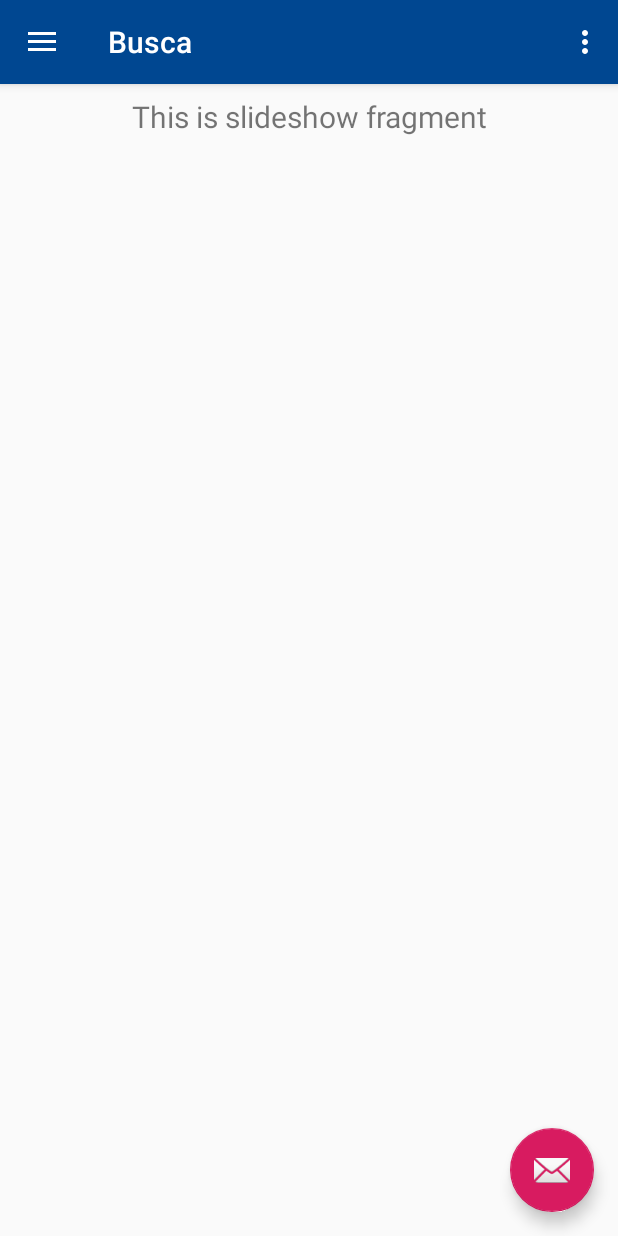
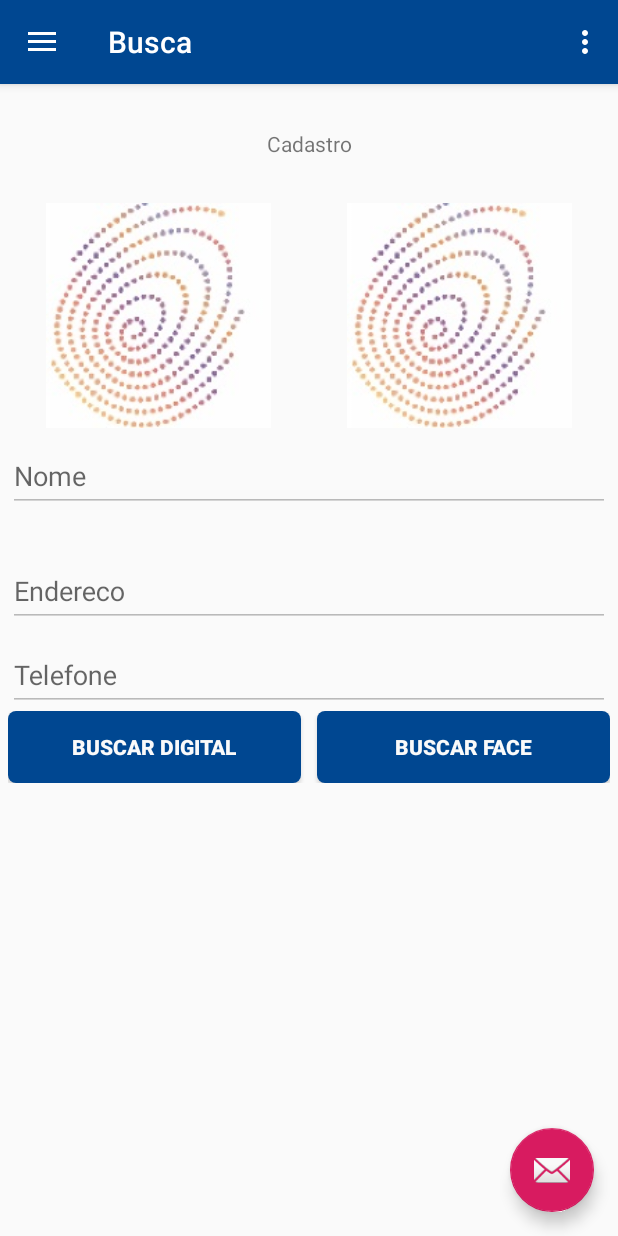
Before and after one commit to FingerTechBR/FingertechHamster-AndroidAPP-, an Android app: the screen it shows after launch (MainActivity), in the side drawer, after a tap on "Busca", on a phone screen of 412 x 824 dp. Run offline under Robolectric (Android 15) with nearby library versions, the phone set to English and light mode, and no system bars; our stand-ins replace ButterKnife, navigation-ui; libraries missing offline, so code that uses them is left out: com.nitgen; 3 statements that could not run were skipped.

Commit message:
tela de busca, criado indexsearch busca de 1 para N digital

```diff
--- a/app/src/main/java/com/fingertech/fingertechcapture/Crud/DBConnect.java
+++ b/app/src/main/java/com/fingertech/fingertechcapture/Crud/DBConnect.java
@@ -2,16 +2,20 @@ package com.fingertech.fingertechcapture.Crud;
 
 import android.content.ContentValues;
 import android.content.Context;
+import android.database.Cursor;
 import android.database.sqlite.SQLiteDatabase;
 import android.util.Log;
 
 import com.fingertech.fingertechcapture.Models.Usuario;
 
+import java.util.ArrayList;
+import java.util.List;
+
 public class DBConnect {
 
     private SQLiteDatabase db;
 
-
+    String TAG ="db";
 
     public DBConnect(Context context){
         DBCore dbCore = new DBCore(context);
@@ -21,7 +25,7 @@ public class DBConnect {
 
     public long salvarUsuario(Usuario usuario){
 
-        String TAG ="db";
+
         ContentValues values = new ContentValues();
         values.put("nome", usuario.getNome());
         values.put("endereco", usuario.getEndereco());
@@ -35,5 +39,34 @@ public class DBConnect {
     }
 
 
+    public List<Usuario> buscaTodos() {
+        List<Usuario> users = new ArrayList<Usuario>();
+
+        Cursor cursor = db.rawQuery("select * from usuarios", null);
+
+
+        if (cursor.moveToFirst())
+
+            do{
+                Usuario userretorno = new Usuario();
+                userretorno.setNome(cursor.getString(cursor.getColumnIndex("nome")));
+                userretorno.setEndereco(cursor.getString(cursor.getColumnIndex("endereco")));
+                userretorno.setTelefone(cursor.getString(cursor.getColumnIndex("telefone")));
+                userretorno.setDigital(cursor.getString(cursor.getColumnIndex("digital")));
+                userretorno.setDigital_caminho(cursor.getString(cursor.getColumnIndex("digital_FOTO")));
+                userretorno.setFoto(cursor.getString(cursor.getColumnIndex("foto")));
+                users.add(userretorno);
+
+            }while (cursor.moveToNext());
+
+
+        db.close();
+        cursor.close();
+        return users;
+
+
+    }
+
+
 
 }
--- a/app/src/main/java/com/fingertech/fingertechcapture/Models/Usuario.java
+++ b/app/src/main/java/com/fingertech/fingertechcapture/Models/Usuario.java
@@ -65,4 +65,18 @@ public class Usuario {
     public void setFoto(String foto) {
         this.foto = foto;
     }
+
+
+    @Override
+    public String toString() {
+        return "Usuario{" +
+                "id=" + id +
+                ", nome='" + nome + '\'' +
+                ", endereco='" + endereco + '\'' +
+                ", telefone='" + telefone + '\'' +
+                ", digital='" + digital + '\'' +
+                ", digital_caminho='" + digital_caminho + '\'' +
+                ", foto='" + foto + '\'' +
+                '}';
+    }
 }
--- a/app/src/main/java/com/fingertech/fingertechcapture/Nitgen.java
+++ b/app/src/main/java/com/fingertech/fingertechcapture/Nitgen.java
@@ -15,7 +15,7 @@ public class Nitgen  {
 
     private NBioBSPJNI bsp;
     private NBioBSPJNI.Export exportEngine;
-    private NBioBSPJNI.IndexSearch indexSearch;
+    private static NBioBSPJNI.IndexSearch indexSearch;
     private byte[] byTemplate1;
     private byte[] byTemplate2;
 
@@ -33,6 +33,7 @@ public class Nitgen  {
     private String msg = "";
 
     public static boolean status = false;
+
     private boolean bAutoOn = false;
     private Context context;
 
@@ -782,6 +783,27 @@ public class Nitgen  {
             }
         }
     }
+    public void onAddFIR(String digital, long id) {
+
+        NBioBSPJNI.FIR_TEXTENCODE textencode = bsp.new FIR_TEXTENCODE();
+        if (bsp.IsErrorOccured()) {
+            msg = "NBioBSP Capture Error: " + bsp.GetErrorCode();
+        } else {
+            textencode.TextFIR = digital;
+            NBioBSPJNI.INPUT_FIR inputFIR;
+            inputFIR = bsp.new INPUT_FIR();
+            inputFIR.SetTextFIR(textencode);
+
+            NBioBSPJNI.IndexSearch.SAMPLE_INFO sampleInfo = indexSearch.new SAMPLE_INFO();
+
+            indexSearch.AddFIR(inputFIR, (int) id, sampleInfo);
+            if (bsp.IsErrorOccured()) {
+                view.showToast(id + " Add Failure");
+            } else {
+                view.showToast(id + " Add Success");
+            }
+        }
+    }
 
 
 
--- /dev/null
+++ b/app/src/main/java/com/fingertech/fingertechcapture/ui/Busca/BuscahowFragment.java
@@ -0,0 +1,138 @@
+package com.fingertech.fingertechcapture.ui.Busca;
+
+import android.os.Bundle;
+import android.util.Log;
+import android.view.LayoutInflater;
+import android.view.View;
+import android.view.ViewGroup;
+import android.widget.Button;
+import android.widget.TextView;
+
+import androidx.annotation.Nullable;
+import androidx.annotation.NonNull;
+import androidx.fragment.app.Fragment;
+import androidx.lifecycle.Observer;
+import androidx.lifecycle.ViewModelProviders;
+
+import com.fingertech.fingertechcapture.Crud.DBConnect;
+import com.fingertech.fingertechcapture.MainActivity;
+import com.fingertech.fingertechcapture.Models.Usuario;
+import com.fingertech.fingertechcapture.Nitgen;
+import com.fingertech.fingertechcapture.R;
+import com.fingertech.fingertechcapture.Utils.solicita_permissao;
+import com.nitgen.SDK.AndroidBSP.NBioBSPJNI;
+
+import java.util.ArrayList;
+import java.util.Arrays;
+import java.util.List;
+
+import butterknife.BindView;
+import butterknife.ButterKnife;
+import butterknife.OnClick;
+
+public class BuscahowFragment extends Fragment implements Nitgen.View {
+
+    private BuscahowViewModel slideshowViewModel;
+    private Nitgen nitgen;
+    private View root;
+
+
+    @BindView(R.id.busca_btn_buscardigital)
+    Button busca_btn_buscardigital;
+
+    public View onCreateView(@NonNull LayoutInflater inflater,
+                             ViewGroup container, Bundle savedInstanceState) {
+        slideshowViewModel =
+                ViewModelProviders.of(this).get(BuscahowViewModel.class);
+        root = inflater.inflate(R.layout.fragment_busca, container, false);
+        initConfig();
+        return root;
+    }
+
+
+    public void initConfig(){
+
+
+        ButterKnife.bind(this,root);
+        nitgen = MainActivity.nitgen;
+        nitgen.setView(this);
+
+    }
+
+
+    @OnClick(R.id.busca_btn_buscardigital)
+    public void busca_btn_buscardigital(){
+        popularDB();
+    }
+
+    public void popularDB(){
+
+        DBConnect dbConnect = new DBConnect(getContext());
+        List<Usuario> users = new ArrayList<>();
+        users = dbConnect.buscaTodos();
+        for(Usuario user : users){
+            Log.i("usuario", "popularDB: "+ user.toString());
+            nitgen.onAddFIR(user.getDigital(),user.getId());
+        }
+    }
+
+    @Override
+    public void onDeviceConnected() {
+
+    }
+
+    @Override
+    public void onDeviceDisconnected() {
+
+    }
+
+    @Override
+    public void onCapture(NBioBSPJNI.CAPTURED_DATA capturedData) {
+
+    }
+
+    @Override
+    public void onDeviceMessage(String msg) {
+
+    }
+
+    @Override
+    public void onInforMessage(String msg) {
+
+    }
+
+    @Override
+    public void onVersion(String msg) {
+
+    }
+
+    @Override
+    public void showToast(String msg) {
+
+    }
+
+    @Override
+    public void showLoading() {
+
+    }
+
+    @Override
+    public void hideLoading() {
+
+    }
+
+    @Override
+    public void setISOButton(boolean enable) {
+
+    }
+
+    @Override
+    public void setRAWButton(boolean enable) {
+
+    }
+
+    @Override
+    public void digitalText(String digital) {
+
+    }
+}
--- a/app/src/main/java/com/fingertech/fingertechcapture/ui/slideshow/SlideshowViewModel.java
+++ b/app/src/main/java/com/fingertech/fingertechcapture/ui/Busca/BuscahowViewModel.java
@@ -1,14 +1,14 @@
-package com.fingertech.fingertechcapture.ui.slideshow;
+package com.fingertech.fingertechcapture.ui.Busca;
 
 import androidx.lifecycle.LiveData;
 import androidx.lifecycle.MutableLiveData;
 import androidx.lifecycle.ViewModel;
 
-public class SlideshowViewModel extends ViewModel {
+public class BuscahowViewModel extends ViewModel {
 
     private MutableLiveData<String> mText;
 
-    public SlideshowViewModel() {
+    public BuscahowViewModel() {
         mText = new MutableLiveData<>();
         mText.setValue("This is slideshow fragment");
     }
--- a/app/src/main/java/com/fingertech/fingertechcapture/ui/gallery/CadastroFragment.java
+++ b/app/src/main/java/com/fingertech/fingertechcapture/ui/gallery/CadastroFragment.java
@@ -198,6 +198,7 @@ public class CadastroFragment extends Fragment implements permissoes, Nitgen.Vie
         File dir = new File(storageDir.toString());
 
         if(!dir.exists()) dir.mkdirs();
+
         File image = new  File(storageDir.getAbsolutePath()+"/"+imageFileName+".jpg");
 
         //File arquivo = new File(storageDir.getAbsolutePath()+"/"+imageFileName+".jpg");
--- a/app/src/main/java/com/fingertech/fingertechcapture/ui/slideshow/SlideshowFragment.java
+++ /dev/null
@@ -1,35 +0,0 @@
-package com.fingertech.fingertechcapture.ui.slideshow;
-
-import android.os.Bundle;
-import android.view.LayoutInflater;
-import android.view.View;
-import android.view.ViewGroup;
-import android.widget.TextView;
-
-import androidx.annotation.Nullable;
-import androidx.annotation.NonNull;
-import androidx.fragment.app.Fragment;
-import androidx.lifecycle.Observer;
-import androidx.lifecycle.ViewModelProviders;
-
-import com.fingertech.fingertechcapture.R;
-
-public class SlideshowFragment extends Fragment {
-
-    private SlideshowViewModel slideshowViewModel;
-
-    public View onCreateView(@NonNull LayoutInflater inflater,
-                             ViewGroup container, Bundle savedInstanceState) {
-        slideshowViewModel =
-                ViewModelProviders.of(this).get(SlideshowViewModel.class);
-        View root = inflater.inflate(R.layout.fragment_slideshow, container, false);
-        final TextView textView = root.findViewById(R.id.text_slideshow);
-        slideshowViewModel.getText().observe(this, new Observer<String>() {
-            @Override
-            public void onChanged(@Nullable String s) {
-                textView.setText(s);
-            }
-        });
-        return root;
-    }
-}
--- /dev/null
+++ b/app/src/main/res/layout/fragment_busca.xml
@@ -0,0 +1,127 @@
+<?xml version="1.0" encoding="utf-8"?>
+<ScrollView xmlns:android="http://schemas.android.com/apk/res/android"
+    xmlns:app="http://schemas.android.com/apk/res-auto"
+    android:layout_width="match_parent"
+    android:layout_height="match_parent">
+    <LinearLayout
+        android:id="@+id/margin"
+        android:layout_width="match_parent"
+        android:layout_height="match_parent"
+        android:layout_marginLeft="5dp"
+        android:layout_marginTop="30dp"
+        android:layout_marginRight="5dp"
+        android:gravity="center_horizontal|center_vertical"
+        android:orientation="vertical">
+
+        <TextView
+            android:id="@+id/textView2"
+            android:layout_width="match_parent"
+            android:layout_height="wrap_content"
+            android:gravity="center_horizontal"
+            android:text="Cadastro" />
+
+        <LinearLayout
+            android:layout_width="match_parent"
+            android:layout_height="match_parent"
+            android:layout_marginTop="30dp"
+            android:orientation="horizontal">
+
+            <ImageView
+                android:id="@+id/busca_iv_foto"
+                android:layout_width="150dp"
+                android:layout_height="150dp"
+                android:layout_gravity="center_horizontal"
+                android:layout_weight="1"
+                android:visibility="visible"
+                app:srcCompat="@mipmap/ic_launcher_foreground"
+                 />
+
+            <ImageView
+                android:id="@+id/busca_iv_digital"
+                android:layout_width="150dp"
+                android:layout_height="150dp"
+                android:layout_weight="1"
+                app:srcCompat="@mipmap/ic_launcher_foreground" />
+        </LinearLayout>
+
+        <com.google.android.material.textfield.TextInputLayout
+            android:id="@+id/busca_til_nome"
+            android:layout_width="match_parent"
+            android:layout_height="match_parent"
+            app:errorEnabled="true">
+
+            <com.google.android.material.textfield.TextInputEditText
+                android:id="@+id/busca_et_nome"
+                android:layout_width="match_parent"
+                android:layout_height="wrap_content"
+                android:hint="Nome"
+                android:imeOptions="actionNext"
+                android:inputType="none"
+                android:enabled="false"
+                android:focusable="false"
+                android:singleLine="true" />
+        </com.google.android.material.textfield.TextInputLayout>
+
+        <com.google.android.material.textfield.TextInputLayout
+            android:id="@+id/busca_til_endereco"
+            android:layout_width="match_parent"
+            android:layout_height="match_parent">
+
+            <com.google.android.material.textfield.TextInputEditText
+                android:id="@+id/busca_et__endereco"
+                android:layout_width="match_parent"
+                android:layout_height="wrap_content"
+                android:hint="Endereco"
+                android:inputType="none"
+                android:enabled="false"
+                android:focusable="false"
+                android:imeOptions="actionNext"
+                android:singleLine="true" />
+        </com.google.android.material.textfield.TextInputLayout>
+
+        <com.google.android.material.textfield.TextInputLayout
+            android:id="@+id/busca_til_telefone"
+            android:layout_width="match_parent"
+            android:layout_height="match_parent">
+
+            <com.google.android.material.textfield.TextInputEditText
+                android:id="@+id/busca_et_telefone"
+                android:layout_width="match_parent"
+                android:layout_height="wrap_content"
+                android:hint="Telefone"
+                android:inputType="none"
+                android:enabled="false"
+                android:focusable="false"/>
+        </com.google.android.material.textfield.TextInputLayout>
+
+        <LinearLayout
+            android:layout_width="match_parent"
+            android:layout_height="match_parent"
+            android:clipToPadding="true"
+            android:orientation="horizontal">
+
+            <Button
+                android:id="@+id/busca_btn_buscardigital"
+                style="@style/fg_button"
+                android:layout_width="match_parent"
+                android:layout_height="wrap_content"
+                android:layout_marginRight="5dp"
+                android:layout_weight="1"
+                android:background="@drawable/btn_state"
+                android:text="Buscar digital"
+                android:theme="@style/fg_button" />
+
+            <Button
+                android:id="@+id/busca_btn_buscarface"
+                style="@style/fg_button"
+                android:layout_width="match_parent"
+                android:layout_height="wrap_content"
+                android:layout_marginLeft="5dp"
+                android:layout_weight="1"
+                android:background="@drawable/btn_state"
+                android:text="Buscar Face"
+                android:theme="@style/fg_button" />
+        </LinearLayout>
+
+    </LinearLayout>
+</ScrollView>
--- a/app/src/main/res/layout/fragment_slideshow.xml
+++ /dev/null
@@ -1,19 +0,0 @@
-<?xml version="1.0" encoding="utf-8"?>
-<androidx.constraintlayout.widget.ConstraintLayout xmlns:android="http://schemas.android.com/apk/res/android"
-    xmlns:app="http://schemas.android.com/apk/res-auto"
-    android:layout_width="match_parent"
-    android:layout_height="match_parent">
-
-    <TextView
-        android:id="@+id/text_slideshow"
-        android:layout_width="match_parent"
-        android:layout_height="wrap_content"
-        android:layout_marginStart="8dp"
-        android:layout_marginTop="8dp"
-        android:layout_marginEnd="8dp"
-        android:textAlignment="center"
-        android:textSize="20sp"
-        app:layout_constraintEnd_toEndOf="parent"
-        app:layout_constraintStart_toStartOf="parent"
-        app:layout_constraintTop_toTopOf="parent" />
-</androidx.constraintlayout.widget.ConstraintLayout>
--- a/app/src/main/res/navigation/mobile_navigation.xml
+++ b/app/src/main/res/navigation/mobile_navigation.xml
@@ -19,9 +19,9 @@
 
     <fragment
         android:id="@+id/nav_slideshow"
-        android:name="com.fingertech.fingertechcapture.ui.slideshow.SlideshowFragment"
+        android:name="com.fingertech.fingertechcapture.ui.Busca.BuscahowFragment"
         android:label="@string/menu_slideshow"
-        tools:layout="@layout/fragment_slideshow" />
+        tools:layout="@layout/fragment_busca" />
 
     <fragment
         android:id="@+id/nav_tools"
```
